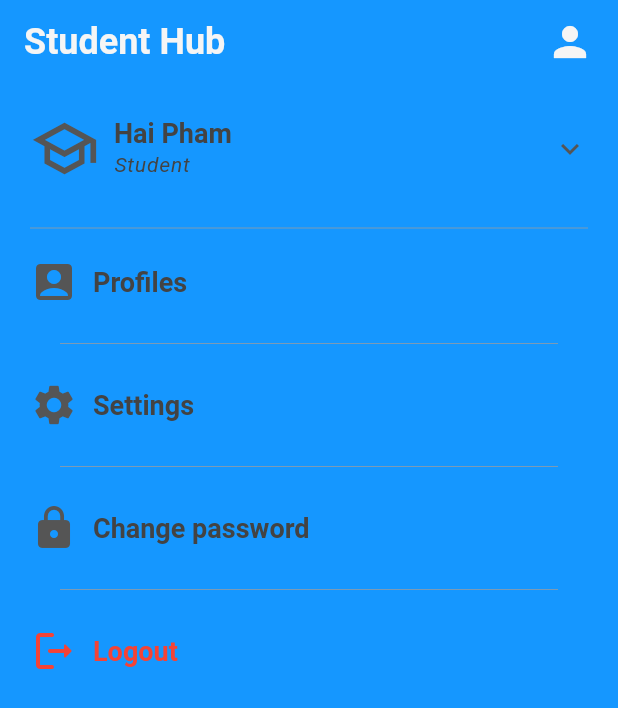
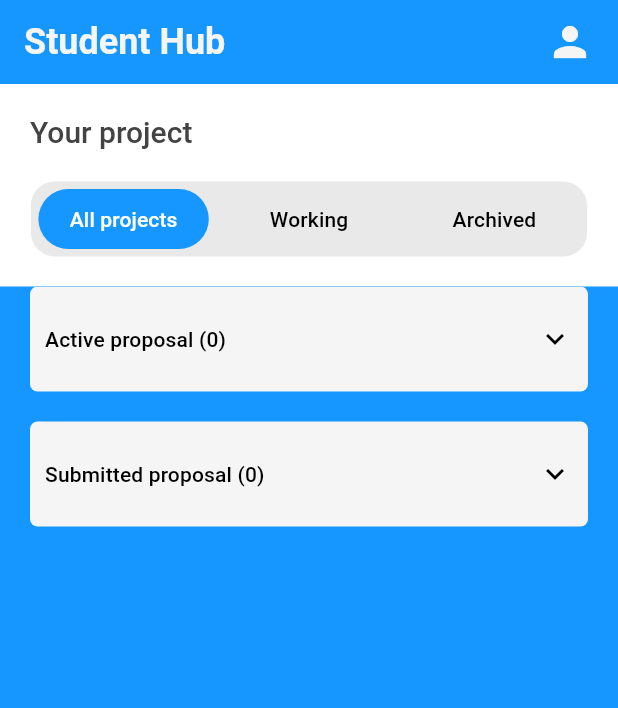
Before and after one commit to PhuocDinh462/student_hub, a Flutter app: the screen it shows after launch, on a phone screen of 412 x 824 dp. Shown: the top 708 px of the screen. Run offline on Flutter 3.47's test engine with Material 3 defaults, Android fonts, the phone set to English and light mode, and no system bars; our stand-ins replace gap, pinput, shared_preferences.

Commit message:
feat: dashboard student screen

```diff
--- a/lib/main.dart
+++ b/lib/main.dart
@@ -3,7 +3,7 @@ import 'package:flutter/services.dart';
 import 'package:provider/provider.dart';
 import 'package:student_hub/constants/theme.dart';
 import 'package:student_hub/layout/header_layout.dart';
-import 'package:student_hub/providers/theme_provider.dart';
+import 'package:student_hub/providers/providers.dart';
 import 'package:student_hub/routes/app_routes.dart';
 
 void main() {
@@ -11,6 +11,8 @@ void main() {
     MultiProvider(
       providers: [
         ChangeNotifierProvider(create: (_) => ThemeProvider()),
+        ChangeNotifierProvider(create: (_) => IndexPageProvider()),
+        ChangeNotifierProvider(create: (_) => OpenIdProvider())
       ],
       child: const MyApp(),
     ),
@@ -33,7 +35,7 @@ class MyApp extends StatelessWidget {
     return HeaderLayout(
       body: MaterialApp(
         routes: AppRoutes.routes,
-        initialRoute: '/account',
+        initialRoute: '/student/dashboard',
         debugShowCheckedModeBanner: false,
         theme: themeProvider.getThemeMode
             ? AppTheme.darkTheme
--- /dev/null
+++ b/lib/providers/index_page_dashboard.dart
@@ -0,0 +1,42 @@
+import 'package:flutter/material.dart';
+import 'package:shared_preferences/shared_preferences.dart';
+
+Future<void> saveIndex(String key, int value) async {
+  final prefs = await SharedPreferences.getInstance();
+  await prefs.setInt(key, value);
+}
+
+Future<int> loadIndex(String key) async {
+  final prefs = await SharedPreferences.getInstance();
+  return prefs.getInt(key) ?? 0;
+}
+
+class IndexPageProvider with ChangeNotifier {
+  int _indexDBStudent = 0;
+
+  IndexPageProvider() {
+    loadIndex('db_student').then((index) async {
+      _indexDBStudent = index;
+      notifyListeners();
+    });
+  }
+
+  int get getIndexDBStudent => _indexDBStudent;
+
+  Future<void> setIndexDBStudent(int index) async {
+    _indexDBStudent = index;
+    notifyListeners();
+    await saveIndex('db_student', index);
+  }
+}
+
+class OpenIdProvider with ChangeNotifier {
+  int _openId = 0;
+
+  int get openId => _openId;
+
+  void setOpenId(int value) {
+    _openId = value;
+    notifyListeners();
+  }
+}
--- /dev/null
+++ b/lib/providers/providers.dart
@@ -0,0 +1,2 @@
+export 'theme_provider.dart';
+export 'index_page_dashboard.dart';
--- a/lib/routes/app_routes.dart
+++ b/lib/routes/app_routes.dart
@@ -9,6 +9,7 @@ import 'package:student_hub/screens/authentication/forgot_password.dart';
 import 'package:student_hub/screens/authentication/login.dart';
 import 'package:student_hub/screens/authentication/sign_up_option.dart';
 import 'package:student_hub/screens/authentication/verify_code.dart';
+import 'package:student_hub/screens/dashboard/student/dashboard.student.dart';
 import 'package:student_hub/screens/home/Home.dart';
 import 'package:student_hub/screens/welcome/welcome.dart';
 import 'package:student_hub/screens/account/account.dart';
@@ -33,6 +34,7 @@ class AppRoutes {
   static const String welcomeCompany = '/welcome/company';
   static const String account = '/account';
   static const String settings = '/account/settings';
+  static const String dashboardStudent = '/student/dashboard';
 
   static Map<String, WidgetBuilder> routes = {
     home: (context) => const Home(),
@@ -51,5 +53,6 @@ class AppRoutes {
     welcomeCompany: (context) => const WelcomeCompany(),
     account: (context) => const Account(),
     settings: (context) => const Settings(),
+    dashboardStudent: (context) => const DashboardStudent(),
   };
 }
--- /dev/null
+++ b/lib/screens/dashboard/student/all_projects.student.dart
@@ -0,0 +1,31 @@
+import 'package:flutter/material.dart';
+import 'package:gap/gap.dart';
+import 'package:student_hub/widgets/common_dropdown_menu.dart';
+
+class AllProjectStudent extends StatefulWidget {
+  const AllProjectStudent({
+    super.key,
+  });
+
+  @override
+  State<AllProjectStudent> createState() => _AllProjectStudentState();
+}
+
+class _AllProjectStudentState extends State<AllProjectStudent> {
+  @override
+  Widget build(BuildContext context) {
+    return const Column(
+      children: [
+        CommonDropdownMenu(
+          id: 1,
+          labelText: 'Active proposal (0)',
+        ),
+        Gap(20),
+        CommonDropdownMenu(
+          id: 2,
+          labelText: 'Submitted proposal (0)',
+        ),
+      ],
+    );
+  }
+}
--- /dev/null
+++ b/lib/screens/dashboard/student/dashboard.student.dart
@@ -0,0 +1,69 @@
+import 'package:flutter/material.dart';
+import 'package:provider/provider.dart';
+import 'package:student_hub/providers/providers.dart';
+import 'package:student_hub/screens/dashboard/student/student.dart';
+
+List<String> headerTitle = ['All projects', 'Working', 'Archived'];
+
+class DashboardStudent extends StatefulWidget {
+  const DashboardStudent({super.key});
+
+  @override
+  State<DashboardStudent> createState() => _DashboardStudentState();
+}
+
+class _DashboardStudentState extends State<DashboardStudent> {
+  PageController pageController = PageController();
+
+  @override
+  void initState() {
+    super.initState();
+    pageController = PageController(initialPage: 0);
+
+    Provider.of<IndexPageProvider>(context, listen: false)
+        .addListener(_handleIndexPageChange);
+  }
+
+  @override
+  void dispose() {
+    Provider.of<IndexPageProvider>(context, listen: false)
+        .removeListener(_handleIndexPageChange);
+    pageController.dispose();
+    super.dispose();
+  }
+
+  void _handleIndexPageChange() {
+    var indexPage = Provider.of<IndexPageProvider>(context, listen: false)
+        .getIndexDBStudent;
+    pageController.animateToPage(
+      indexPage,
+      duration: const Duration(milliseconds: 300),
+      curve: Curves.easeInOut,
+    );
+  }
+
+  List<Widget> pages = [const AllProjectStudent(), const WorkingStudent()];
+
+  @override
+  Widget build(BuildContext context) {
+    return Column(
+      children: [
+        HeaderStudentDashboard(
+          headerTitle: headerTitle,
+        ),
+        Expanded(
+          child: Container(
+            padding: const EdgeInsets.symmetric(horizontal: 20),
+            child: PageView.builder(
+                itemCount: pages.length,
+                controller: pageController,
+                physics: const NeverScrollableScrollPhysics(),
+                itemBuilder: (ctx, index) {
+                  return pages[index];
+                }),
+          ),
+        ),
+      ],
+    );
+  }
+}
--- /dev/null
+++ b/lib/screens/dashboard/student/header.student.dart
@@ -0,0 +1,37 @@
+import 'package:flutter/material.dart';
+import 'package:student_hub/utils/utils.dart';
+import 'package:student_hub/widgets/widgets.dart';
+
+class HeaderStudentDashboard extends StatelessWidget {
+  const HeaderStudentDashboard({super.key, required this.headerTitle});
+  final List<String> headerTitle;
+
+  @override
+  Widget build(BuildContext context) {
+    final textTheme = Theme.of(context).textTheme;
+    final colorScheme = Theme.of(context).colorScheme;
+    final deviceSize = context.deviceSize;
+
+    return CommonContainer(
+        width: deviceSize.width,
+        color: colorScheme.background,
+        padding: const EdgeInsets.all(20),
+        borderRadius: 0,
+        child: Column(crossAxisAlignment: CrossAxisAlignment.start, children: [
+          Container(
+            margin: const EdgeInsets.only(bottom: 20),
+            child: DisplayText(
+              text: 'Your project',
+              style: textTheme.headlineLarge!,
+            ),
+          ),
+          Center(
+            child: CommonTabbarButton(
+                listItem: headerTitle,
+                width: deviceSize.width * 0.9,
+                space: 5,
+                height: 50),
+          )
+        ]));
+  }
+}
--- /dev/null
+++ b/lib/screens/dashboard/student/student.dart
@@ -0,0 +1,4 @@
+export 'all_projects.student.dart';
+export 'header.student.dart';
+export 'working.student.dart';
+export 'dashboard.student.dart';
--- a/lib/screens/profile/profile.dart
+++ b/lib/screens/profile/profile.dart
@@ -1 +1,2 @@
 export 'company/company.dart';
+export 'student/student.dart';
--- /dev/null
+++ b/lib/screens/profile/student/student.dart
@@ -0,0 +1,3 @@
+export 'profile_step_one.student.dart';
+export 'profile_step_two.student.dart';
+export 'profile_step_three.student.dart';
--- /dev/null
+++ b/lib/widgets/common_dropdown_menu.dart
@@ -0,0 +1,105 @@
+import 'package:flutter/material.dart';
+import 'package:gap/gap.dart';
+import 'package:provider/provider.dart';
+import 'package:student_hub/constants/theme.dart';
+import 'package:student_hub/providers/providers.dart';
+import 'package:student_hub/widgets/widgets.dart';
+
+class CommonDropdownMenu extends StatelessWidget {
+  const CommonDropdownMenu(
+      {super.key, required this.labelText, required this.id});
+  final int id;
+  final String labelText;
+
+  @override
+  Widget build(BuildContext context) {
+    bool isExpanded = Provider.of<OpenIdProvider>(context).openId == id;
+
+    final textTheme = Theme.of(context).textTheme;
+    final colorScheme = Theme.of(context).colorScheme;
+    return Column(
+      children: [
+        Container(
+            // width: double.infinity,
+            height: 70,
+            decoration: BoxDecoration(
+              color: colorScheme.onPrimary,
+              // border: Border.all(color: colorScheme.onSurface, width: 2),
+              borderRadius: BorderRadius.only(
+                  bottomLeft: Radius.circular(isExpanded ? 0 : 5),
+                  bottomRight: Radius.circular(isExpanded ? 0 : 5),
+                  topLeft: const Radius.circular(5),
+                  topRight: const Radius.circular(5)),
+            ),
+            child: InkWell(
+                onTap: () {
+                  int currId =
+                      Provider.of<OpenIdProvider>(context, listen: false)
+                          .openId;
+                  if (currId == id) {
+                    Provider.of<OpenIdProvider>(context, listen: false)
+                        .setOpenId(0);
+                  } else {
+                    Provider.of<OpenIdProvider>(context, listen: false)
+                        .setOpenId(id);
+                  }
+                },
+                child: Padding(
+                    padding: const EdgeInsets.symmetric(horizontal: 10),
+                    child: Row(children: [
+                      Expanded(
+                        child: DisplayText(
+                            text: labelText,
+                            style: textTheme.labelLarge!
+                                .copyWith(color: Colors.black)),
+                      ),
+                      Icon(
+                        isExpanded
+                            ? Icons.keyboard_arrow_up
+                            : Icons.keyboard_arrow_down,
+                        color: Colors.black,
+                      )
+                    ])))),
+        if (isExpanded)
+          Container(
+            padding: const EdgeInsets.all(10),
+            height: 450,
+            decoration: BoxDecoration(
+              color: colorScheme.onPrimary,
+            ),
+            child: ListView.builder(
+                physics: const BouncingScrollPhysics(),
+                itemCount: 5,
+                scrollDirection: Axis.vertical,
+                itemBuilder: (ctx, index) {
+                  return Container(
+                    decoration: const BoxDecoration(color: Colors.white),
+                    child: Column(
+                      crossAxisAlignment: CrossAxisAlignment.start,
+                      children: [
+                        DisplayText(
+                            text: 'Senior frontend developer (Fintech)',
+                            style: textTheme.labelMedium!),
+                        const Gap(5),
+                        DisplayText(
+                            text: 'Submitted 3 days ago',
+                            style: textTheme.labelSmall!),
+                        const Gap(10),
+                        DisplayText(
+                            text: 'Students are looking for...',
+                            style: textTheme.labelMedium!),
+                        const Gap(20),
+                        const Divider(
+                          color: text_400,
+                          height: 2,
+                        ),
+                        const Gap(30)
+                      ],
+                    ),
+                  );
+                }),
+          )
+      ],
+    );
+  }
+}
--- /dev/null
+++ b/lib/widgets/common_tabbar_button.dart
@@ -0,0 +1,63 @@
+import 'package:flutter/material.dart';
+import 'package:provider/provider.dart';
+import 'package:student_hub/constants/theme.dart';
+import 'package:student_hub/providers/providers.dart';
+import 'package:student_hub/widgets/widgets.dart';
+
+class CommonTabbarButton extends StatelessWidget {
+  const CommonTabbarButton(
+      {super.key,
+      required this.listItem,
+      required this.width,
+      required this.space,
+      required this.height});
+
+  final List<String> listItem;
+  final double width;
+  final double height;
+  final double space;
+  @override
+  Widget build(BuildContext context) {
+    final IndexPageProvider indexPage = Provider.of<IndexPageProvider>(context);
+    final textTheme = Theme.of(context).textTheme;
+
+    return CommonContainer(
+      color: text_100,
+      width: width,
+      height: height,
+      child: ListView.builder(
+          physics: const BouncingScrollPhysics(),
+          itemCount: listItem.length,
+          scrollDirection: Axis.horizontal,
+          itemBuilder: (ctx, index) {
+            return GestureDetector(
+              onTap: () {
+                indexPage.setIndexDBStudent(index);
+              },
+              child: AnimatedContainer(
+                duration: const Duration(microseconds: 500),
+                margin: EdgeInsets.all(space),
+                width: width / listItem.length - 2 * space,
+                curve: Curves.easeIn,
+                decoration: BoxDecoration(
+                  color: indexPage.getIndexDBStudent == index
+                      ? primary_300
+                      : text_100,
+                  borderRadius: indexPage.getIndexDBStudent == index
+                      ? BorderRadius.circular(100)
+                      : const BorderRadius.all(Radius.zero),
+                ),
+                child: Center(
+                  child: DisplayText(
+                      text: listItem[index],
+                      style: textTheme.labelLarge!.copyWith(
+                          color: indexPage.getIndexDBStudent == index
+                              ? Colors.white
+                              : Colors.black)),
+                ),
+              ),
+            );
+          }),
+    );
+  }
+}
--- a/lib/widgets/widgets.dart
+++ b/lib/widgets/widgets.dart
@@ -3,3 +3,4 @@ export 'display_radio_list.dart';
 export 'common_container.dart';
 export 'common_text_field.dart';
 export 'button.dart';
+export 'common_tabbar_button.dart';
```
Also changed, not shown: lib/constants/theme.dart (+5 -6 lines), lib/screens/dashboard/student/working.student.dart (added, +48 -0 lines), lib/screens/profile/student/profile_step_one.student.dart (added), lib/screens/profile/student/profile_step_three.student.dart (added), lib/screens/profile/student/profile_step_two.student.dart (added).
